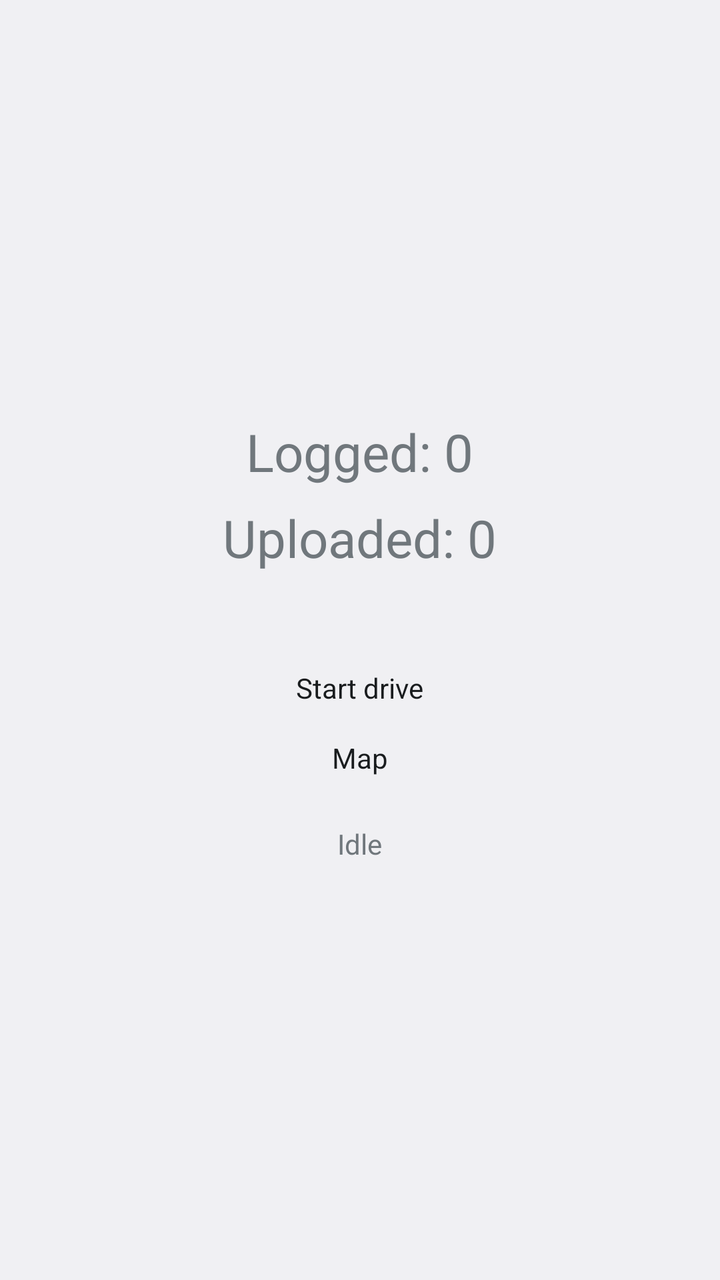
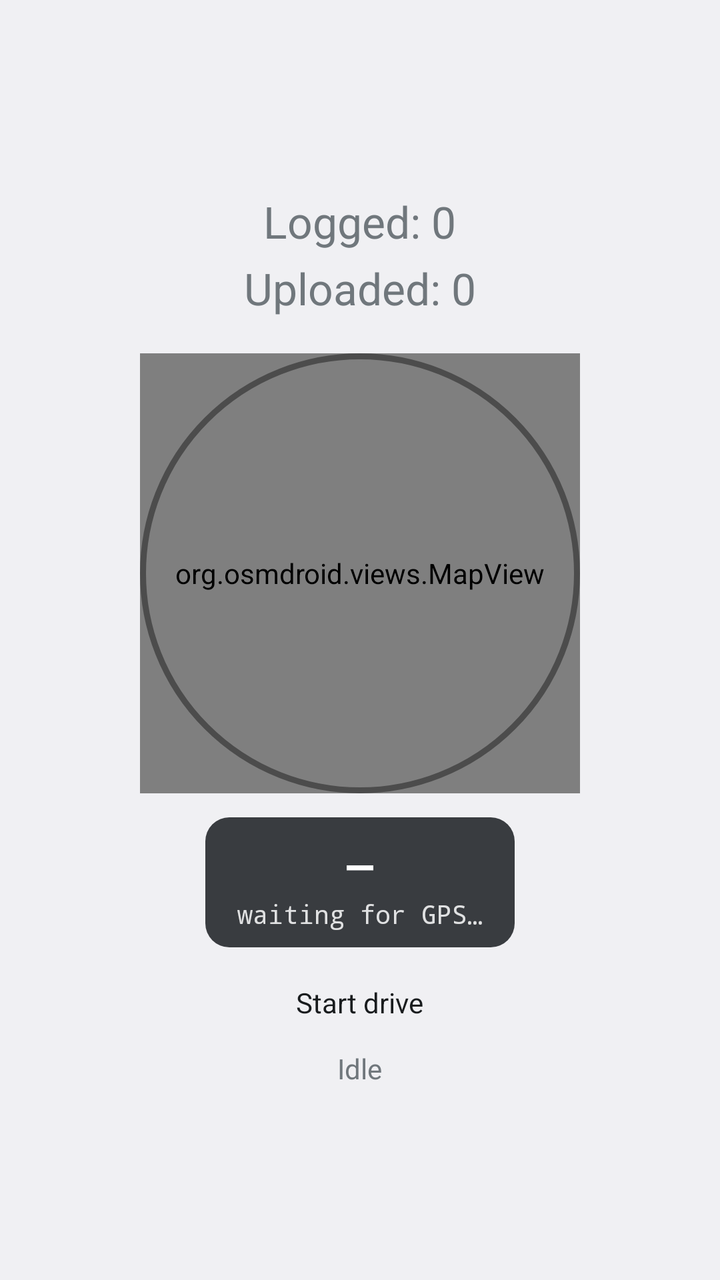

Screens rendered from an Android XML layout before and after an edit, with the pre-edit source and the edit as a unified diff.
<!-- AndroidManifest.xml: application theme AppTheme -->
<!-- res/layout/activity_main.xml -->
<?xml version="1.0" encoding="utf-8"?>
<LinearLayout xmlns:android="http://schemas.android.com/apk/res/android"
    android:layout_width="match_parent"
    android:layout_height="match_parent"
    android:orientation="vertical"
    android:gravity="center"
    android:padding="32dp">

    <TextView
        android:id="@+id/logged"
        android:layout_width="wrap_content"
        android:layout_height="wrap_content"
        android:textSize="26sp"
        android:text="Logged: 0"/>

    <TextView
        android:id="@+id/uploaded"
        android:layout_width="wrap_content"
        android:layout_height="wrap_content"
        android:layout_marginTop="8dp"
        android:textSize="26sp"
        android:text="Uploaded: 0"/>

    <Button
        android:id="@+id/toggle"
        android:layout_width="wrap_content"
        android:layout_height="wrap_content"
        android:layout_marginTop="48dp"
        android:paddingLeft="40dp"
        android:paddingRight="40dp"
        android:text="Start drive"/>

    <Button
        android:id="@+id/openMap"
        android:layout_width="wrap_content"
        android:layout_height="wrap_content"
        android:layout_marginTop="16dp"
        android:paddingLeft="40dp"
        android:paddingRight="40dp"
        android:text="Map"/>

    <TextView
        android:id="@+id/status"
        android:layout_width="wrap_content"
        android:layout_height="wrap_content"
        android:layout_marginTop="24dp"
        android:textSize="14sp"
        android:text="Idle"/>
</LinearLayout>
<!-- resources referenced by this layout -->
<resources>
  <style name="AppTheme" parent="@android:style/Theme.DeviceDefault.Light" />
</resources>

<!-- the commit's change to res/layout/activity_main.xml (unified diff, before → after) -->
@@ -4,46 +4,85 @@
     android:layout_height="match_parent"
     android:orientation="vertical"
     android:gravity="center"
-    android:padding="32dp">
+    android:padding="20dp">
 
     <TextView
         android:id="@+id/logged"
         android:layout_width="wrap_content"
         android:layout_height="wrap_content"
-        android:textSize="26sp"
+        android:textSize="22sp"
         android:text="Logged: 0"/>
 
     <TextView
         android:id="@+id/uploaded"
         android:layout_width="wrap_content"
         android:layout_height="wrap_content"
-        android:layout_marginTop="8dp"
-        android:textSize="26sp"
+        android:layout_marginTop="4dp"
+        android:textSize="22sp"
         android:text="Uploaded: 0"/>
+
+    
+    <FrameLayout
+        android:id="@+id/miniMapFrame"
+        android:layout_width="220dp"
+        android:layout_height="220dp"
+        android:layout_marginTop="18dp"
+        android:foreground="@drawable/mini_map_ring">
+
+        <org.osmdroid.views.MapView
+            android:id="@+id/miniMap"
+            android:layout_width="match_parent"
+            android:layout_height="match_parent"/>
+    </FrameLayout>
+
+    
+    <LinearLayout
+        android:layout_width="wrap_content"
+        android:layout_height="wrap_content"
+        android:layout_marginTop="12dp"
+        android:background="@drawable/panel_bg"
+        android:orientation="vertical"
+        android:gravity="center_horizontal"
+        android:paddingLeft="16dp"
+        android:paddingTop="8dp"
+        android:paddingRight="16dp"
+        android:paddingBottom="8dp">
+
+        <TextView
+            android:id="@+id/metricsMain"
+            android:layout_width="wrap_content"
+            android:layout_height="wrap_content"
+            android:textColor="#FFFFFF"
+            android:textSize="22sp"
+            android:textStyle="bold"
+            android:fontFamily="monospace"
+            android:text="—"/>
+
+        <TextView
+            android:id="@+id/metricsSub"
+            android:layout_width="wrap_content"
+            android:layout_height="wrap_content"
+            android:layout_marginTop="2dp"
+            android:textColor="#D8FFFFFF"
+            android:textSize="13sp"
+            android:fontFamily="monospace"
+            android:text="waiting for GPS…"/>
+    </LinearLayout>
 
     <Button
         android:id="@+id/toggle"
         android:layout_width="wrap_content"
         android:layout_height="wrap_content"
-        android:layout_marginTop="48dp"
+        android:layout_marginTop="18dp"
         android:paddingLeft="40dp"
         android:paddingRight="40dp"
         android:text="Start drive"/>
-
-    <Button
-        android:id="@+id/openMap"
-        android:layout_width="wrap_content"
-        android:layout_height="wrap_content"
-        android:layout_marginTop="16dp"
-        android:paddingLeft="40dp"
-        android:paddingRight="40dp"
-        android:text="Map"/>
 
     <TextView
         android:id="@+id/status"
         android:layout_width="wrap_content"
         android:layout_height="wrap_content"
-        android:layout_marginTop="24dp"
+        android:layout_marginTop="14dp"
         android:textSize="14sp"
         android:text="Idle"/>
 </LinearLayout>
<!-- resource entries referenced after the edit -->
@@ -1,5 +1,19 @@
 <!-- resources referenced by this layout -->
 <resources>
+  <!-- drawable mini_map_ring (drawable) -->
+  <?xml version="1.0" encoding="utf-8"?>
+  <shape xmlns:android="http://schemas.android.com/apk/res/android"
+      android:shape="oval">
+      <stroke android:width="3dp" android:color="#66000000"/>
+      <solid android:color="#00000000"/>
+  </shape>
+  <!-- drawable panel_bg (drawable) -->
+  <?xml version="1.0" encoding="utf-8"?>
+  <shape xmlns:android="http://schemas.android.com/apk/res/android"
+      android:shape="rectangle">
+      <solid android:color="#D0101418"/>
+      <corners android:radius="12dp"/>
+  </shape>
   <style name="AppTheme" parent="@android:style/Theme.DeviceDefault.Light" />
 </resources>
 
